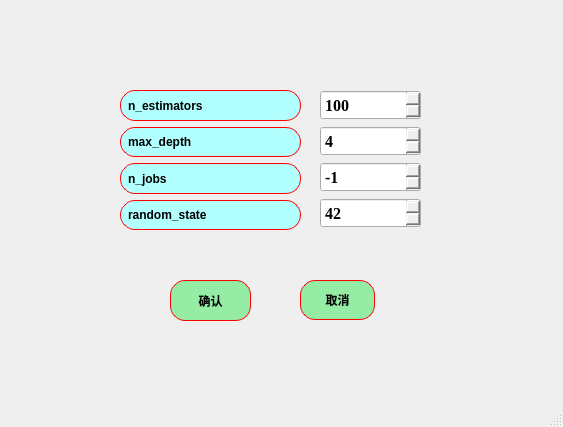
This is ui/algorithms5_ET_para.ui in azhongege24/predict_first as Qt 5 draws it before an edit. The edited form follows.
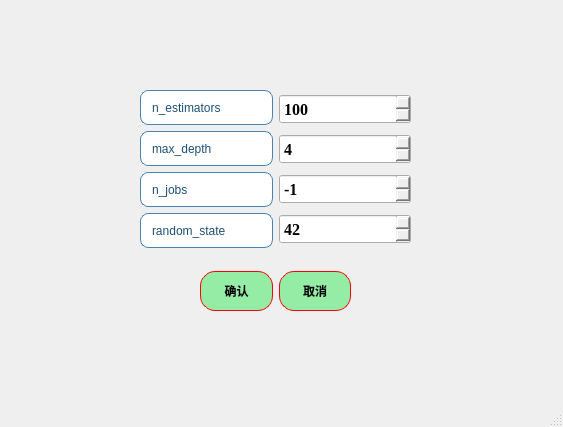
This is the edited form.

Patch:
```diff
--- a/ui/algorithms5_ET_para.ui
+++ b/ui/algorithms5_ET_para.ui
@@ -14,102 +14,39 @@
    <string>ET：参数设置</string>
   </property>
   <widget class="QWidget" name="centralwidget">
-   <widget class="QPushButton" name="pushButton">
+   <widget class="QWidget" name="">
     <property name="geometry">
      <rect>
-      <x>170</x>
-      <y>280</y>
-      <width>81</width>
-      <height>41</height>
-     </rect>
-    </property>
-    <property name="minimumSize">
-     <size>
-      <width>0</width>
-      <height>40</height>
-     </size>
-    </property>
-    <property name="styleSheet">
-     <string notr="true">QPushButton{
-border:1px solid red;   /*边框的粗细，颜色*/
-border-radius:15px;    /*设置圆角半径 */
-padding:2px 4px;  /*QFrame边框与内部其它部件的距离*/
-background-color: rgb(149, 236, 165);	/*背景颜色*/
-color:rgb(0, 0, 0);		/*字体颜色*/
-	font: 18pt &quot;楷体&quot;;
-
-font:bold;
-}
-QPushButton:hover {
-    background-color: rgb(177, 244, 155);    /* 悬停时背景色 */
-}
-QPushButton:pressed {
-    background-color:rgb(99, 181, 255);     /* 点击时背景色 */
-}</string>
-    </property>
-    <property name="text">
-     <string>确认</string>
-    </property>
-   </widget>
-   <widget class="QPushButton" name="pushButton_2">
-    <property name="geometry">
-     <rect>
-      <x>300</x>
-      <y>280</y>
-      <width>75</width>
-      <height>40</height>
-     </rect>
-    </property>
-    <property name="minimumSize">
-     <size>
-      <width>0</width>
-      <height>40</height>
-     </size>
-    </property>
-    <property name="styleSheet">
-     <string notr="true">QPushButton{
-border:1px solid red;   /*边框的粗细，颜色*/
-border-radius:15px;    /*设置圆角半径 */
-padding:2px 4px;  /*QFrame边框与内部其它部件的距离*/
-background-color: rgb(149, 236, 165);	/*背景颜色*/
-color:rgb(0, 0, 0);		/*字体颜色*/
-	font: 18pt &quot;楷体&quot;;
-
-font:bold;
-}
-QPushButton:hover {
-    background-color: rgb(177, 244, 155);    /* 悬停时背景色 */
-}
-QPushButton:pressed {
-    background-color:rgb(99, 181, 255);     /* 点击时背景色 */
-}</string>
-    </property>
-    <property name="text">
-     <string>取消</string>
-    </property>
-   </widget>
-   <widget class="QWidget" name="layoutWidget">
-    <property name="geometry">
-     <rect>
-      <x>120</x>
+      <x>140</x>
       <y>90</y>
-      <width>181</width>
-      <height>140</height>
+      <width>271</width>
+      <height>158</height>
      </rect>
     </property>
+    <layout class="QHBoxLayout" name="horizontalLayout">
+     <item>
     <layout class="QVBoxLayout" name="verticalLayout">
      <item>
       <widget class="QLabel" name="label">
        <property name="styleSheet">
-        <string notr="true">QLabel{
-border:1px solid red;   /*边框的粗细，颜色*/
-border-radius:15px;    /*设置圆角半径 */
-padding:2px 4px;  /*QFrame边框与内部其它部件的距离*/
-background-color: rgb(177, 255, 255);	/*背景颜色*/
-color:rgb(0, 0, 0);		/*字体颜色*/
-	font: 18pt &quot;楷体&quot;;
+          <string notr="true">QLabel {
+    border: 1px solid rgb(70, 130, 180);   /* 增强为科研蓝边框，参考Nature期刊图表色 */
+    border-radius: 8px;
+    padding: 4px 8px;
+    background-color: rgb(255, 255, 255);  /* 纯白背景提升对比度 */
+    color: rgb(30, 80, 120);               /* 深海军蓝文字，对比度达8:1 */
+    font: bold 16pt &quot;Times New Roman&quot;;     
+    qproperty-alignment: 'AlignCenter';
+    /* 强化阴影效果 */
+}
 
-font:bold;
+QLabel:hover {
+    border-color: rgb(0, 100, 180);        /* 悬停时使用更高饱和的科研蓝 */
+    background-color: rgb(240, 248, 255);  /* 极浅蓝悬停反馈 */
+}
+
+QLabel:pressed {
+    background-color: rgb(220, 240, 255);  /* 按压状态模拟墨水渗透效果 */
 }</string>
        </property>
        <property name="text">
@@ -120,15 +57,24 @@
      <item>
       <widget class="QLabel" name="label_2">
        <property name="styleSheet">
-        <string notr="true">QLabel{
-border:1px solid red;   /*边框的粗细，颜色*/
-border-radius:15px;    /*设置圆角半径 */
-padding:2px 4px;  /*QFrame边框与内部其它部件的距离*/
-background-color: rgb(177, 255, 255);	/*背景颜色*/
-color:rgb(0, 0, 0);		/*字体颜色*/
-	font: 18pt &quot;楷体&quot;;
+          <string notr="true">QLabel {
+    border: 1px solid rgb(70, 130, 180);   /* 增强为科研蓝边框，参考Nature期刊图表色 */
+    border-radius: 8px;
+    padding: 4px 8px;
+    background-color: rgb(255, 255, 255);  /* 纯白背景提升对比度 */
+    color: rgb(30, 80, 120);               /* 深海军蓝文字，对比度达8:1 */
+    font: bold 16pt &quot;Times New Roman&quot;;     
+    qproperty-alignment: 'AlignCenter';
+    /* 强化阴影效果 */
+}
 
-font:bold;
+QLabel:hover {
+    border-color: rgb(0, 100, 180);        /* 悬停时使用更高饱和的科研蓝 */
+    background-color: rgb(240, 248, 255);  /* 极浅蓝悬停反馈 */
+}
+
+QLabel:pressed {
+    background-color: rgb(220, 240, 255);  /* 按压状态模拟墨水渗透效果 */
 }</string>
        </property>
        <property name="text">
@@ -139,15 +85,24 @@
      <item>
       <widget class="QLabel" name="label_3">
        <property name="styleSheet">
-        <string notr="true">QLabel{
-border:1px solid red;   /*边框的粗细，颜色*/
-border-radius:15px;    /*设置圆角半径 */
-padding:2px 4px;  /*QFrame边框与内部其它部件的距离*/
-background-color: rgb(177, 255, 255);	/*背景颜色*/
-color:rgb(0, 0, 0);		/*字体颜色*/
-	font: 18pt &quot;楷体&quot;;
+          <string notr="true">QLabel {
+    border: 1px solid rgb(70, 130, 180);   /* 增强为科研蓝边框，参考Nature期刊图表色 */
+    border-radius: 8px;
+    padding: 4px 8px;
+    background-color: rgb(255, 255, 255);  /* 纯白背景提升对比度 */
+    color: rgb(30, 80, 120);               /* 深海军蓝文字，对比度达8:1 */
+    font: bold 16pt &quot;Times New Roman&quot;;     
+    qproperty-alignment: 'AlignCenter';
+    /* 强化阴影效果 */
+}
 
-font:bold;
+QLabel:hover {
+    border-color: rgb(0, 100, 180);        /* 悬停时使用更高饱和的科研蓝 */
+    background-color: rgb(240, 248, 255);  /* 极浅蓝悬停反馈 */
+}
+
+QLabel:pressed {
+    background-color: rgb(220, 240, 255);  /* 按压状态模拟墨水渗透效果 */
 }</string>
        </property>
        <property name="text">
@@ -158,15 +113,24 @@
      <item>
       <widget class="QLabel" name="label_4">
        <property name="styleSheet">
-        <string notr="true">QLabel{
-border:1px solid red;   /*边框的粗细，颜色*/
-border-radius:15px;    /*设置圆角半径 */
-padding:2px 4px;  /*QFrame边框与内部其它部件的距离*/
-background-color: rgb(177, 255, 255);	/*背景颜色*/
-color:rgb(0, 0, 0);		/*字体颜色*/
-	font: 18pt &quot;楷体&quot;;
+          <string notr="true">QLabel {
+    border: 1px solid rgb(70, 130, 180);   /* 增强为科研蓝边框，参考Nature期刊图表色 */
+    border-radius: 8px;
+    padding: 4px 8px;
+    background-color: rgb(255, 255, 255);  /* 纯白背景提升对比度 */
+    color: rgb(30, 80, 120);               /* 深海军蓝文字，对比度达8:1 */
+    font: bold 16pt &quot;Times New Roman&quot;;     
+    qproperty-alignment: 'AlignCenter';
+    /* 强化阴影效果 */
+}
 
-font:bold;
+QLabel:hover {
+    border-color: rgb(0, 100, 180);        /* 悬停时使用更高饱和的科研蓝 */
+    background-color: rgb(240, 248, 255);  /* 极浅蓝悬停反馈 */
+}
+
+QLabel:pressed {
+    background-color: rgb(220, 240, 255);  /* 按压状态模拟墨水渗透效果 */
 }</string>
        </property>
        <property name="text">
@@ -175,16 +139,8 @@
       </widget>
      </item>
     </layout>
-   </widget>
-   <widget class="QWidget" name="layoutWidget">
-    <property name="geometry">
-     <rect>
-      <x>320</x>
-      <y>90</y>
-      <width>101</width>
-      <height>140</height>
-     </rect>
-    </property>
+     </item>
+     <item>
     <layout class="QVBoxLayout" name="verticalLayout_2">
      <item>
       <widget class="QSpinBox" name="spinBox_n_estimators">
@@ -305,6 +261,82 @@
        </property>
        <property name="value">
         <number>42</number>
+         </property>
+        </widget>
+       </item>
+      </layout>
+     </item>
+    </layout>
+   </widget>
+   <widget class="QWidget" name="">
+    <property name="geometry">
+     <rect>
+      <x>200</x>
+      <y>270</y>
+      <width>151</width>
+      <height>42</height>
+     </rect>
+    </property>
+    <layout class="QHBoxLayout" name="horizontalLayout_2">
+     <item>
+      <widget class="QPushButton" name="pushButton">
+       <property name="minimumSize">
+        <size>
+         <width>0</width>
+         <height>40</height>
+        </size>
+       </property>
+       <property name="styleSheet">
+        <string notr="true">QPushButton{
+border:1px solid red;   /*边框的粗细，颜色*/
+border-radius:15px;    /*设置圆角半径 */
+padding:2px 4px;  /*QFrame边框与内部其它部件的距离*/
+background-color: rgb(149, 236, 165);	/*背景颜色*/
+color:rgb(0, 0, 0);		/*字体颜色*/
+	font: 18pt &quot;楷体&quot;;
+
+font:bold;
+}
+QPushButton:hover {
+    background-color: rgb(177, 244, 155);    /* 悬停时背景色 */
+}
+QPushButton:pressed {
+    background-color:rgb(99, 181, 255);     /* 点击时背景色 */
+}</string>
+       </property>
+       <property name="text">
+        <string>确认</string>
+       </property>
+      </widget>
+     </item>
+     <item>
+      <widget class="QPushButton" name="pushButton_2">
+       <property name="minimumSize">
+        <size>
+         <width>0</width>
+         <height>40</height>
+        </size>
+       </property>
+       <property name="styleSheet">
+        <string notr="true">QPushButton{
+border:1px solid red;   /*边框的粗细，颜色*/
+border-radius:15px;    /*设置圆角半径 */
+padding:2px 4px;  /*QFrame边框与内部其它部件的距离*/
+background-color: rgb(149, 236, 165);	/*背景颜色*/
+color:rgb(0, 0, 0);		/*字体颜色*/
+	font: 18pt &quot;楷体&quot;;
+
+font:bold;
+}
+QPushButton:hover {
+    background-color: rgb(177, 244, 155);    /* 悬停时背景色 */
+}
+QPushButton:pressed {
+    background-color:rgb(99, 181, 255);     /* 点击时背景色 */
+}</string>
+       </property>
+       <property name="text">
+        <string>取消</string>
        </property>
       </widget>
      </item>
```
Lines whose indentation alone changed are shown as unchanged.
